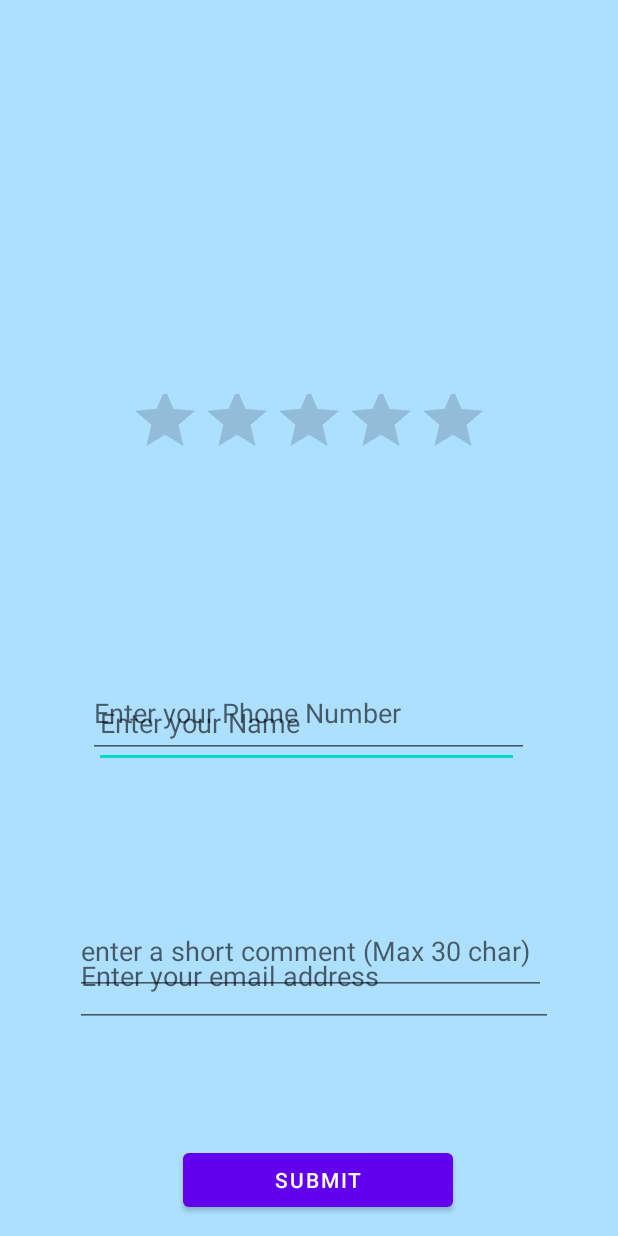
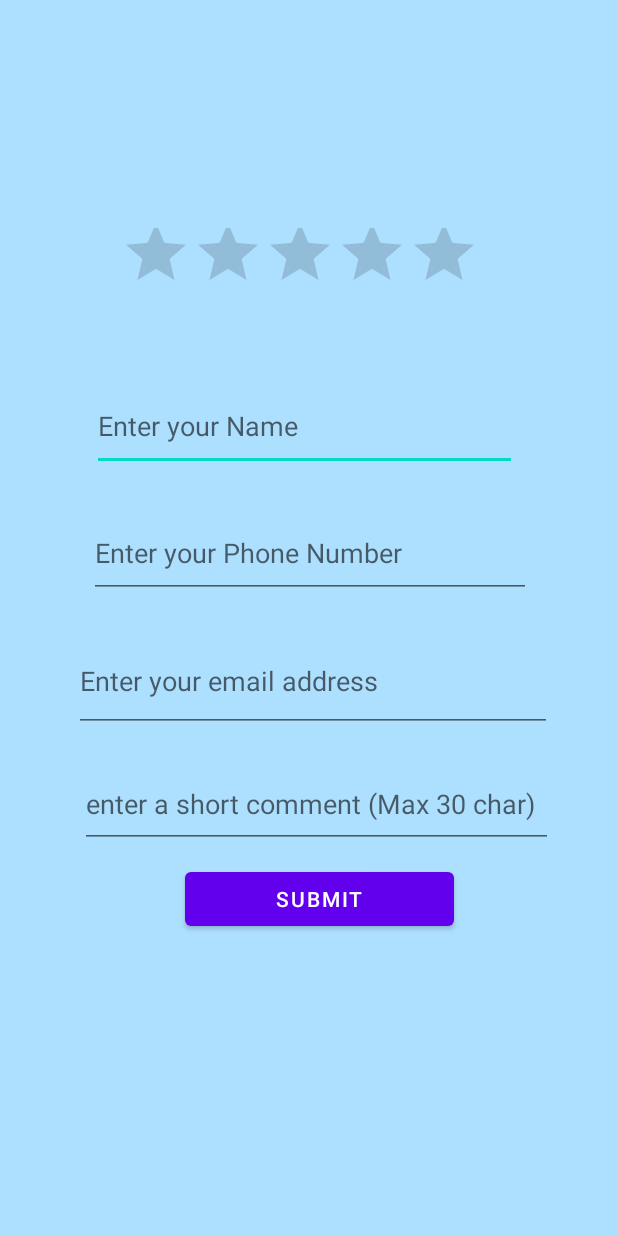
Before and after one commit to UtsavSharma2141/OneHome, an Android app: the ReviewUs screen opened directly, with no data from a screen before it, on a phone screen of 412 x 824 dp. Run offline under Robolectric (Android 15) with nearby library versions, the phone set to English and light mode, and no system bars.

Commit message:
Fixed and Formatted Layout for Review Screen

```diff
--- a/OneHome/src/main/res/layout/activity_review_us.xml
+++ b/OneHome/src/main/res/layout/activity_review_us.xml
@@ -14,12 +14,12 @@
         android:id="@+id/rating_bar"
         android:layout_width="241dp"
         android:layout_height="72dp"
+        android:layout_above="@+id/Name"
         android:layout_alignParentStart="true"
-        android:layout_alignParentTop="true"
         android:layout_alignParentEnd="true"
-        android:layout_marginStart="86dp"
-        android:layout_marginTop="255dp"
-        android:layout_marginEnd="84dp"
+        android:layout_marginStart="80dp"
+        android:layout_marginEnd="89dp"
+        android:layout_marginBottom="38dp"
         android:numStars="5"
         android:stepSize="0.5"
         tools:ignore="SpeakableTextPresentCheck" />
@@ -28,20 +28,22 @@
         android:id="@+id/Name"
         android:layout_width="283dp"
         android:layout_height="59dp"
+        android:layout_above="@+id/Phone"
         android:layout_alignParentEnd="true"
-        android:layout_alignParentBottom="true"
-        android:layout_marginEnd="66dp"
-        android:layout_marginBottom="312dp"
+        android:layout_marginEnd="67dp"
+        android:layout_marginBottom="25dp"
         android:hint="@string/NameString" />
 
     <EditText
         android:id="@+id/Phone"
         android:layout_width="294dp"
         android:layout_height="59dp"
-        android:layout_alignParentTop="true"
+        android:layout_above="@+id/EmailAddress"
+        android:layout_alignParentStart="true"
         android:layout_alignParentEnd="true"
-        android:layout_marginTop="446dp"
-        android:layout_marginEnd="59dp"
+        android:layout_marginStart="59dp"
+        android:layout_marginEnd="58dp"
+        android:layout_marginBottom="22dp"
         android:ems="10"
         android:hint="@string/PhoneNum"
         android:inputType="phone" />
@@ -50,12 +52,12 @@
         android:id="@+id/EmailAddress"
         android:layout_width="318dp"
         android:layout_height="67dp"
+        android:layout_above="@+id/comment"
         android:layout_alignParentStart="true"
         android:layout_alignParentEnd="true"
-        android:layout_alignParentBottom="true"
-        android:layout_marginStart="50dp"
-        android:layout_marginEnd="43dp"
-        android:layout_marginBottom="139dp"
+        android:layout_marginStart="49dp"
+        android:layout_marginEnd="44dp"
+        android:layout_marginBottom="19dp"
         android:ems="10"
         android:hint="@string/EmailString"
         android:inputType="textEmailAddress" />
@@ -64,12 +66,12 @@
         android:id="@+id/comment"
         android:layout_width="wrap_content"
         android:layout_height="58dp"
+        android:layout_above="@+id/submit_review_button"
         android:layout_alignParentStart="true"
-        android:layout_alignParentTop="true"
         android:layout_alignParentEnd="true"
-        android:layout_marginStart="50dp"
-        android:layout_marginTop="605dp"
-        android:layout_marginEnd="48dp"
+        android:layout_marginStart="53dp"
+        android:layout_marginEnd="43dp"
+        android:layout_marginBottom="10dp"
         android:hint="@string/CommentString"
         android:maxLength="30" />
 
@@ -80,9 +82,9 @@
         android:layout_alignParentStart="true"
         android:layout_alignParentEnd="true"
         android:layout_alignParentBottom="true"
-        android:layout_marginStart="122dp"
-        android:layout_marginEnd="110dp"
-        android:layout_marginBottom="13dp"
+        android:layout_marginStart="123dp"
+        android:layout_marginEnd="109dp"
+        android:layout_marginBottom="56dp"
         android:text="@string/ReviewSubmitButton" />
 
 </RelativeLayout>
```
